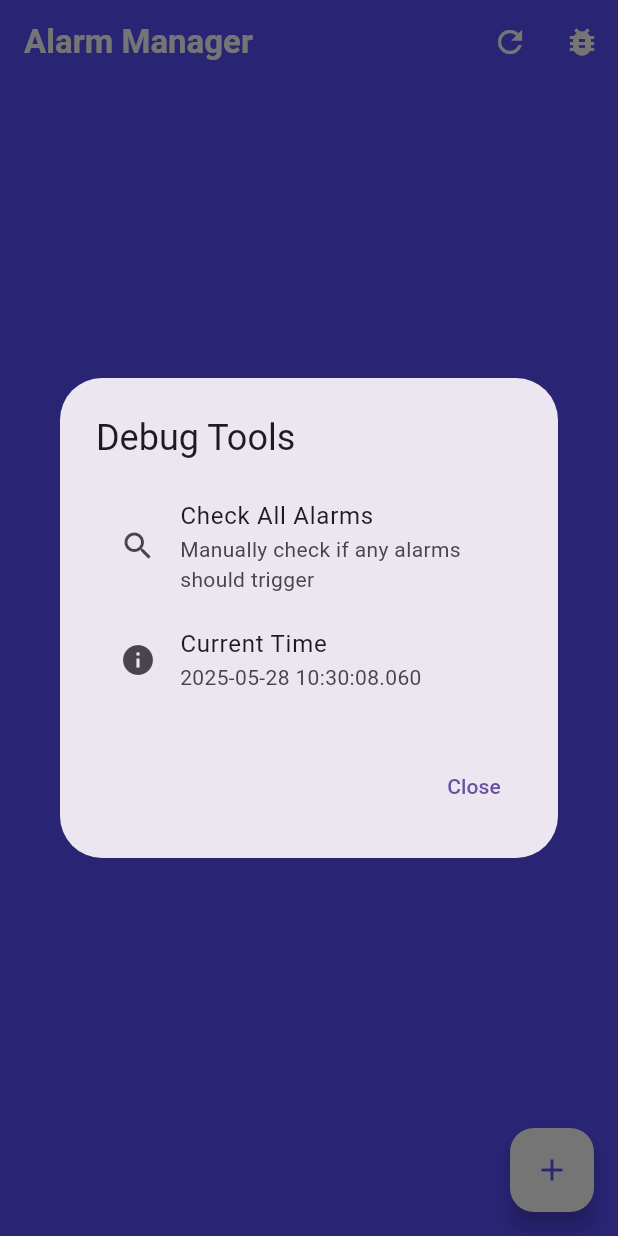
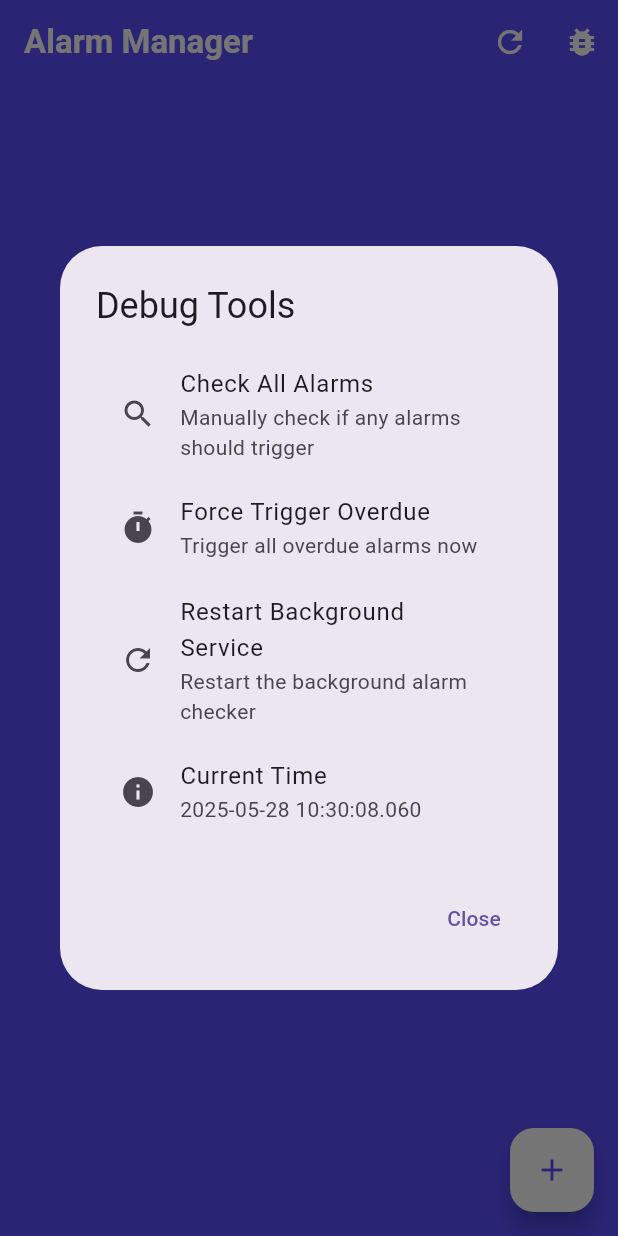
Before and after one commit to Archanciel/alarm_manager, a Flutter app: the screen it shows after launch, after a tap on the "bug report" icon, on a phone screen of 412 x 824 dp. Run offline on Flutter 3.47's test engine with Material 3 defaults, Android fonts, the phone set to English and light mode, and no system bars; our stand-ins replace audioplayers, flutter_local_notifications, logger, permission_handler, shared_preferences, timezone; missing offline and left inert: android_alarm_manager_plus.

Commit message:
improved alarm field order and style. BBut not yet last and next alarm value corrected

```diff
--- a/lib/main.dart
+++ b/lib/main.dart
@@ -1,4 +1,4 @@
-// lib/main.dart
+// lib/main.dart - Updated with BackgroundService
 import 'package:flutter/material.dart';
 import 'package:provider/provider.dart';
 import 'package:logger/logger.dart';
@@ -7,6 +7,7 @@ import 'package:android_alarm_manager_plus/android_alarm_manager_plus.dart';
 import 'views/alarm_list_view.dart';
 import 'view_models/alarm_view_model.dart';
 import 'services/notification_service.dart';
+import 'services/background_service.dart';
 
 final Logger logger = Logger();
 
@@ -19,10 +20,14 @@ void main() async {
   // Initialize notification service
   await NotificationService().initialize();
 
+  // Initialize background service
+  final backgroundService = BackgroundService();
+  await backgroundService.initialize();
+
   // Request permissions
   await _requestPermissions();
 
-  runApp(const AlarmManagerApp());
+  runApp(AlarmManagerApp(backgroundService: backgroundService));
 }
 
 Future<void> _requestPermissions() async {
@@ -33,7 +38,9 @@ Future<void> _requestPermissions() async {
 }
 
 class AlarmManagerApp extends StatelessWidget {
-  const AlarmManagerApp({super.key});
+  final BackgroundService backgroundService;
+
+  const AlarmManagerApp({Key? key, required this.backgroundService}) : super(key: key);
 
   @override
   Widget build(BuildContext context) {
@@ -42,6 +49,7 @@ class AlarmManagerApp extends StatelessWidget {
         ChangeNotifierProvider(
           create: (_) => AlarmViewModel(),
         ),
+        Provider<BackgroundService>.value(value: backgroundService),
       ],
       child: MaterialApp(
         title: 'Alarm Manager',
--- a/lib/services/background_service.dart
+++ b/lib/services/background_service.dart
@@ -1,11 +1,14 @@
-// lib/services/background_service.dart
+// lib/services/background_service.dart - Enhanced with foreground checking
 import 'package:android_alarm_manager_plus/android_alarm_manager_plus.dart';
 import 'package:logger/logger.dart';
+import 'dart:async';
 import 'alarm_service.dart';
 
 class BackgroundService {
   static const int _periodicAlarmId = 999999;
+  static const int _foregroundCheckId = 888888;
   final Logger _logger = Logger();
+  Timer? _foregroundTimer;
 
   Future<void> initialize() async {
     try {
@@ -17,21 +20,41 @@ class BackgroundService {
         const Duration(minutes: 15),
         _periodicAlarmId,
         _periodicAlarmCallback,
-        exact: false, // Allow some flexibility for battery optimization
+        exact: false,
         wakeup: true,
         rescheduleOnReboot: true,
       );
 
-      _logger.i('Background service initialized with periodic checks every 15 minutes');
+      // Start foreground timer for immediate checking (every 30 seconds)
+      _startForegroundTimer();
+
+      _logger.i('Background service initialized with both background and foreground checking');
     } catch (e) {
       _logger.e('Error initializing background service: $e');
     }
   }
 
+  void _startForegroundTimer() {
+    _foregroundTimer?.cancel();
+
+    _foregroundTimer = Timer.periodic(const Duration(seconds: 30), (timer) async {
+      _logger.i('🔄 Foreground timer check - ${DateTime.now()}');
+
+      try {
+        final alarmService = AlarmService();
+        await alarmService.checkAndTriggerAlarms();
+      } catch (e) {
+        _logger.e('Error in foreground timer: $e');
+      }
+    });
+
+    _logger.i('Started foreground timer - checking every 30 seconds');
+  }
+
   @pragma('vm:entry-point')
   static void _periodicAlarmCallback(int id, Map<String, dynamic>? params) async {
     final logger = Logger();
-    logger.i("Periodic background task executed with id: $id");
+    logger.i("📱 Periodic background task executed with id: $id at ${DateTime.now()}");
 
     try {
       final alarmService = AlarmService();
@@ -44,11 +67,9 @@ class BackgroundService {
 
   Future<void> scheduleOneTimeCheck({Duration delay = const Duration(minutes: 1)}) async {
     try {
-      const int oneTimeAlarmId = 888888;
-
       await AndroidAlarmManager.oneShot(
         delay,
-        oneTimeAlarmId,
+        _foregroundCheckId,
         _oneTimeAlarmCallback,
         exact: true,
         wakeup: true,
@@ -63,7 +84,7 @@ class BackgroundService {
   @pragma('vm:entry-point')
   static void _oneTimeAlarmCallback(int id, Map<String, dynamic>? params) async {
     final logger = Logger();
-    logger.i("One-time background task executed with id: $id");
+    logger.i("⏰ One-time background task executed with id: $id at ${DateTime.now()}");
 
     try {
       final alarmService = AlarmService();
@@ -77,6 +98,8 @@ class BackgroundService {
   Future<void> cancelAllTasks() async {
     try {
       await AndroidAlarmManager.cancel(_periodicAlarmId);
+      await AndroidAlarmManager.cancel(_foregroundCheckId);
+      _foregroundTimer?.cancel();
       _logger.i('All background tasks cancelled');
     } catch (e) {
       _logger.e('Error cancelling background tasks: $e');
@@ -98,17 +121,22 @@ class BackgroundService {
         rescheduleOnReboot: true,
       );
 
+      // Restart foreground timer
+      _startForegroundTimer();
+
       _logger.i('Periodic background check restarted');
     } catch (e) {
       _logger.e('Error restarting periodic check: $e');
     }
   }
 
+  void dispose() {
+    _foregroundTimer?.cancel();
+  }
+
   /// Check if the background service is properly initialized
   Future<bool> isInitialized() async {
     try {
-      // We can't directly check if AndroidAlarmManager is initialized,
-      // but we can try to schedule a test alarm and then cancel it
       const int testAlarmId = 777777;
 
       await AndroidAlarmManager.oneShot(
--- a/lib/views/alarm_list_view.dart
+++ b/lib/views/alarm_list_view.dart
@@ -1,4 +1,6 @@
 // lib/views/alarm_list_view.dart - Enhanced with debugging
+import 'package:alarm_manager/services/background_service.dart';
+import 'package:flutter/foundation.dart';
 import 'package:flutter/material.dart';
 import 'package:provider/provider.dart';
 import 'package:logger/logger.dart';
@@ -65,11 +67,7 @@ class _AlarmListViewState extends State<AlarmListView> {
               child: Column(
                 mainAxisAlignment: MainAxisAlignment.center,
                 children: [
-                  Icon(
-                    Icons.alarm_off,
-                    size: 64,
-                    color: Colors.white70,
-                  ),
+                  Icon(Icons.alarm_off, size: 64, color: Colors.white70),
                   SizedBox(height: 16),
                   Text(
                     'No alarms yet',
@@ -107,7 +105,11 @@ class _AlarmListViewState extends State<AlarmListView> {
     );
   }
 
-  Widget _buildAlarmCard(BuildContext context, AlarmModel alarm, AlarmViewModel viewModel) {
+  Widget _buildAlarmCard(
+    BuildContext context,
+    AlarmModel alarm,
+    AlarmViewModel viewModel,
+  ) {
     final now = DateTime.now();
     final isPastDue = now.isAfter(alarm.nextAlarmDateTime);
     final timeDiff = alarm.nextAlarmDateTime.difference(now);
@@ -158,7 +160,8 @@ class _AlarmListViewState extends State<AlarmListView> {
                             break;
                         }
                       },
-                      itemBuilder: (context) => [
+                      itemBuilder:
+                          (context) => [
                             const PopupMenuItem(
                               value: 'edit',
                               child: Row(
@@ -256,12 +259,25 @@ class _AlarmListViewState extends State<AlarmListView> {
               ),
               child: Column(
                 children: [
-                  _buildAlarmDetail('Next alarm:', _formatDateTime(alarm.nextAlarmDateTime)),
+                  if (alarm.realAlarmDateTime != null)
+                    _buildAlarmDetail(
+                      'Real alarm:',
+                      _formatDateTime(alarm.realAlarmDateTime!),
+                    ),
                   if (alarm.lastAlarmDateTime != null)
-                    _buildAlarmDetail('Last alarm:', _formatDateTime(alarm.lastAlarmDateTime!)),
-                  if (alarm.realAlarmDateTime != null)
-                    _buildAlarmDetail('Real alarm:', _formatDateTime(alarm.realAlarmDateTime!)),
-                  _buildAlarmDetail('Periodicity:', alarm.periodicity.formattedString),
+                    _buildAlarmDetail(
+                      'Last alarm:',
+                      _formatDateTime(alarm.lastAlarmDateTime!),
+                    ),
+                  _buildAlarmDetail(
+                    'Next alarm:',
+                    _formatDateTime(alarm.nextAlarmDateTime),
+                    isBold: true,
+                  ),
+                  _buildAlarmDetail(
+                    'Periodicity:',
+                    alarm.periodicity.formattedString,
+                  ),
                   _buildAlarmDetail('Audio file:', alarm.audioFile),
                 ],
               ),
@@ -291,28 +307,18 @@ class _AlarmListViewState extends State<AlarmListView> {
     );
   }
 
-  Widget _buildAlarmDetail(String label, String value) {
+  Widget _buildAlarmDetail(String label, String value, {bool isBold = false}) {
+    TextStyle textStyle = TextStyle(
+      fontWeight: (isBold) ? FontWeight.bold : FontWeight.w500,
+      fontSize: 13,
+    );
     return Padding(
       padding: const EdgeInsets.only(bottom: 4),
       child: Row(
         crossAxisAlignment: CrossAxisAlignment.start,
         children: [
-          SizedBox(
-            width: 100,
-            child: Text(
-              label,
-              style: const TextStyle(
-                fontWeight: FontWeight.w500,
-                fontSize: 13,
-              ),
-            ),
-          ),
-          Expanded(
-            child: Text(
-              value,
-              style: const TextStyle(fontSize: 13),
-            ),
-          ),
+          SizedBox(width: 100, child: Text(label, style: textStyle)),
+          Expanded(child: Text(value, style: textStyle)),
         ],
       ),
     );
@@ -323,10 +329,7 @@ class _AlarmListViewState extends State<AlarmListView> {
   }
 
   void _showAddAlarmDialog(BuildContext context) {
-    showDialog(
-      context: context,
-      builder: (context) => const AddAlarmDialog(),
-    );
+    showDialog(context: context, builder: (context) => const AddAlarmDialog());
   }
 
   void _showEditAlarmDialog(BuildContext context, AlarmModel alarm) {
@@ -359,51 +362,15 @@ class _AlarmListViewState extends State<AlarmListView> {
     }
   }
 
-  void _showDebugDialog() {
+  void _showDeleteConfirmation(
+    BuildContext context,
+    AlarmModel alarm,
+    AlarmViewModel viewModel,
+  ) {
     showDialog(
       context: context,
-      builder: (context) => AlertDialog(
-        title: const Text('Debug Tools'),
-        content: Column(
-          mainAxisSize: MainAxisSize.min,
-          children: [
-            ListTile(
-              leading: const Icon(Icons.search),
-              title: const Text('Check All Alarms'),
-              subtitle: const Text('Manually check if any alarms should trigger'),
-              onTap: () async {
-                Navigator.of(context).pop();
-                final alarmService = AlarmService();
-                await alarmService.checkAndTriggerAlarms();
-                ScaffoldMessenger.of(context).showSnackBar(
-                  const SnackBar(
-                    content: Text('Alarm check completed - check logs'),
-                    backgroundColor: Colors.blue,
-                  ),
-                );
-              },
-            ),
-            ListTile(
-              leading: const Icon(Icons.info),
-              title: const Text('Current Time'),
-              subtitle: Text(DateTime.now().toString()),
-            ),
-          ],
-        ),
-        actions: [
-          TextButton(
-            onPressed: () => Navigator.of(context).pop(),
-            child: const Text('Close'),
-          ),
-        ],
-      ),
-    );
-  }
-
-  void _showDeleteConfirmation(BuildContext context, AlarmModel alarm, AlarmViewModel viewModel) {
-    showDialog(
-      context: context,
-      builder: (context) => AlertDialog(
+      builder:
+          (context) => AlertDialog(
             title: const Text('Delete Alarm'),
             content: Column(
               mainAxisSize: MainAxisSize.min,
@@ -454,4 +421,123 @@ class _AlarmListViewState extends State<AlarmListView> {
           ),
     );
   }
+  // Add this method to your AlarmListView class:
+
+  void _showDebugDialog() {
+    showDialog(
+      context: context,
+      builder:
+          (context) => AlertDialog(
+            title: const Text('Debug Tools'),
+            content: Column(
+              mainAxisSize: MainAxisSize.min,
+              children: [
+                ListTile(
+                  leading: const Icon(Icons.search),
+                  title: const Text('Check All Alarms'),
+                  subtitle: const Text(
+                    'Manually check if any alarms should trigger',
+                  ),
+                  onTap: () async {
+                    Navigator.of(context).pop();
+                    final alarmService = AlarmService();
+                    await alarmService.checkAndTriggerAlarms();
+                    ScaffoldMessenger.of(context).showSnackBar(
+                      const SnackBar(
+                        content: Text('Alarm check completed - check logs'),
+                        backgroundColor: Colors.blue,
+                      ),
+                    );
+                  },
+                ),
+                ListTile(
+                  leading: const Icon(Icons.timer),
+                  title: const Text('Force Trigger Overdue'),
+                  subtitle: const Text('Trigger all overdue alarms now'),
+                  onTap: () async {
+                    Navigator.of(context).pop();
+                    await _forceCheckOverdueAlarms();
+                  },
+                ),
+                ListTile(
+                  leading: const Icon(Icons.refresh),
+                  title: const Text('Restart Background Service'),
+                  subtitle: const Text('Restart the background alarm checker'),
+                  onTap: () async {
+                    Navigator.of(context).pop();
+                    try {
+                      final backgroundService = Provider.of<BackgroundService>(
+                        context,
+                        listen: false,
+                      );
+                      await backgroundService.restartPeriodicCheck();
+                      ScaffoldMessenger.of(context).showSnackBar(
+                        const SnackBar(
+                          content: Text('Background service restarted'),
+                          backgroundColor: Colors.green,
+                        ),
+                      );
+                    } catch (e) {
+                      ScaffoldMessenger.of(context).showSnackBar(
+                        SnackBar(
+                          content: Text('Error restarting service: $e'),
+                          backgroundColor: Colors.red,
+                        ),
+                      );
                     }
+                  },
+                ),
+                ListTile(
+                  leading: const Icon(Icons.info),
+                  title: const Text('Current Time'),
+                  subtitle: Text(DateTime.now().toString()),
+                ),
+              ],
+            ),
+            actions: [
+              TextButton(
+                onPressed: () => Navigator.of(context).pop(),
+                child: const Text('Close'),
+              ),
+            ],
+          ),
+    );
+  }
+
+  Future<void> _forceCheckOverdueAlarms() async {
+    try {
+      _logger.i('🔍 Force checking overdue alarms');
+      final viewModel = context.read<AlarmViewModel>();
+      final alarmService = AlarmService();
+
+      // Get current alarms
+      final alarms = viewModel.alarms;
+      final now = DateTime.now();
+
+      int triggeredCount = 0;
+
+      for (final alarm in alarms) {
+        if (alarm.isActive && now.isAfter(alarm.nextAlarmDateTime)) {
+          _logger.i('⏰ Force triggering overdue alarm: ${alarm.name}');
+          await alarmService.triggerAlarmNow(alarm.id);
+          triggeredCount++;
+        }
+      }
+
+      // Reload alarms to show updates
+      await viewModel.loadAlarms();
+
+      ScaffoldMessenger.of(context).showSnackBar(
+        SnackBar(
+          content: Text('Triggered $triggeredCount overdue alarms'),
+          backgroundColor: triggeredCount > 0 ? Colors.green : Colors.orange,
+        ),
+      );
+    } catch (e) {
+      _logger.e('Error force checking alarms: $e');
+      ScaffoldMessenger.of(context).showSnackBar(
+        SnackBar(content: Text('Error: $e'), backgroundColor: Colors.red),
+      );
+    }
+  }
+}
```
Lines whose indentation alone changed are shown as unchanged.
